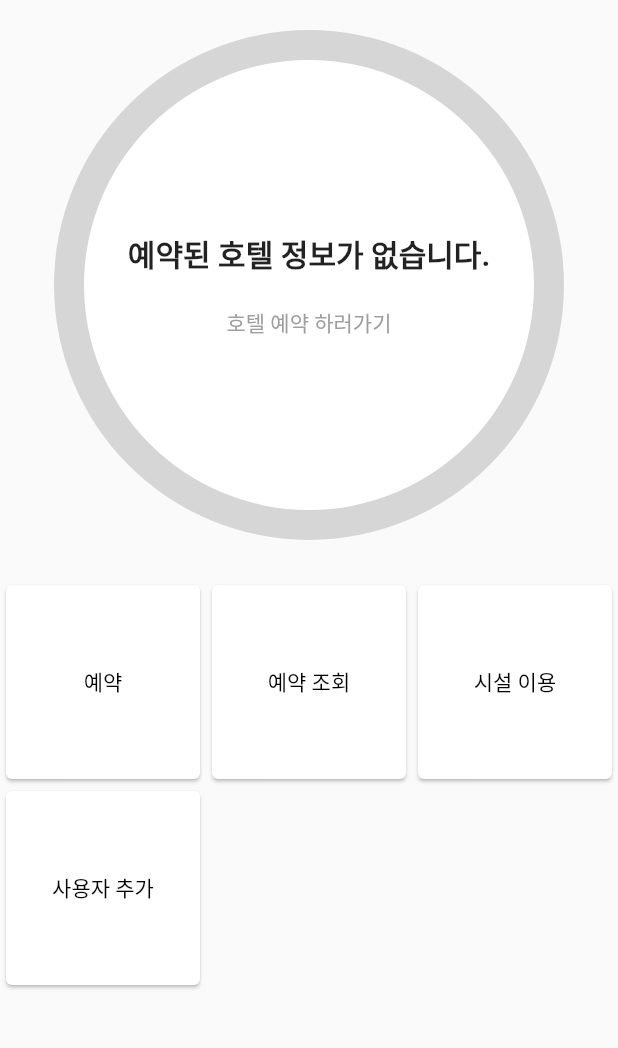
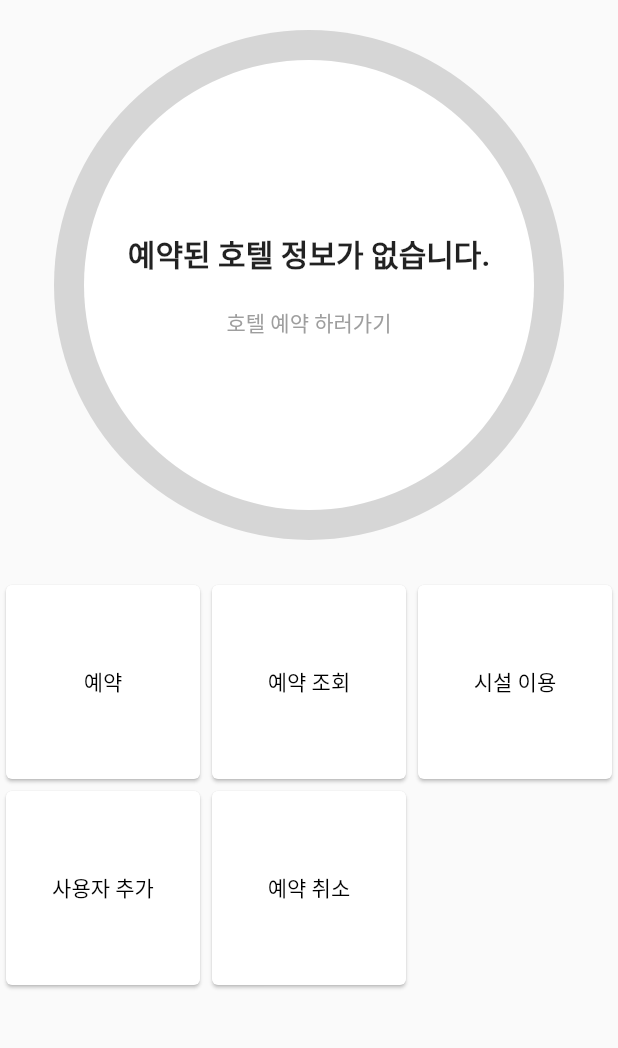
Before and after one commit to hallu0317/Capstone_Design_TUK, a Flutter app: the screen it shows once a user with an empty profile is signed in, on a phone screen of 412 x 824 dp, the part 84-1132 px from its top. Run offline on Flutter 3.47's test engine with Material 2 defaults, Android fonts, the phone set to English and light mode, and no system bars; our stand-ins replace carousel_slider, cloud_firestore, firebase_auth, firebase_core, get, google_sign_in; missing offline and left inert: bootpay, bootpay_api, bootpay_webview_flutter, kakao_flutter_sdk; accounts and stored records are empty; statements that could not run were skipped.

```diff
--- a/FlutterLogin-main/FlutterLogin-main/lib/fireStore.dart
+++ b/FlutterLogin-main/FlutterLogin-main/lib/fireStore.dart
@@ -86,8 +86,9 @@ void initState() async {
       .doc("${userRoom}")
       .get()
       .then((value) {
-    checkOutDay =
-        value.data()?["checkOutMonth"] + "-" + value.data()?["checkOutDay"];
+    var outday = value.data()?["checkOutDay"];
+    var outmonth = value.data()?["checkOutMonth"];
+    checkOutDay = outmonth.toString() + "-" + outday.toString();
   });
 
   await FirebaseFirestore.instance
@@ -95,8 +96,9 @@ void initState() async {
       .doc("${userRoom}")
       .get()
       .then((value) {
-    checkInDay =
-        value.data()?["checkInMonth"] + "-" + value.data()?["checkInDay"];
+    var inday = value.data()?["checkInDay"];
+    var inmonth = value.data()?["checkInMonth"];
+    checkInDay = inmonth.toString() + "-" + inday.toString();
   });
 
   await FirebaseFirestore.instance
--- a/FlutterLogin-main/FlutterLogin-main/lib/mainHome.dart
+++ b/FlutterLogin-main/FlutterLogin-main/lib/mainHome.dart
@@ -18,6 +18,7 @@ import 'myProfile.dart';
 import 'package:flutter_login/facilities.dart';
 import 'package:flutter_login/reservationCheck.dart';
 import 'add_auth.dart';
+import 'reservationCancel.dart';
 import 'widget/appbar_widget.dart';
 
 //MainHome화면
@@ -156,6 +157,9 @@ class _MainHomeState extends State<MainHome> {
                                     } else if (regions[index] == "사용자 추가") {
                                       Get.to(AddAuth());
                                       print("사용자 추가 클릭");
+                                    } else if (regions[index] == "예약 취소") {
+                                      Get.to(ReservationCancel());
+                                      print("예약 취소 클릭");
                                     }
                                   },
                                   child: Text(
--- a/FlutterLogin-main/FlutterLogin-main/lib/regions.dart
+++ b/FlutterLogin-main/FlutterLogin-main/lib/regions.dart
@@ -1,2 +1,2 @@
 //예약 가능한 큰범위 지역들 (메인화면)
-var regions = ["예약", "예약 조회", "시설 이용", "사용자 추가"];
+var regions = ["예약", "예약 조회", "시설 이용", "사용자 추가", "예약 취소"];
```
Also changed, not shown: FlutterLogin-main/FlutterLogin-main/lib/add_auth.dart (+20 -0 lines).
